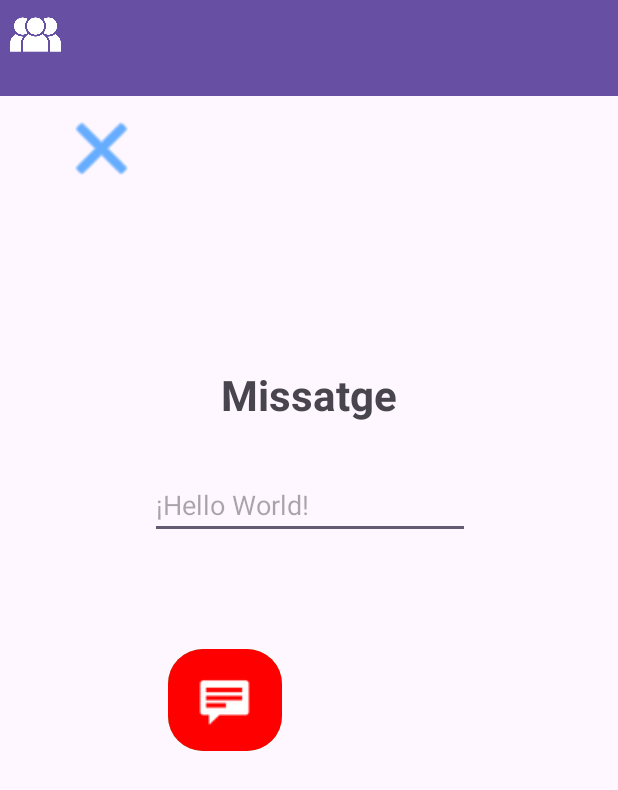
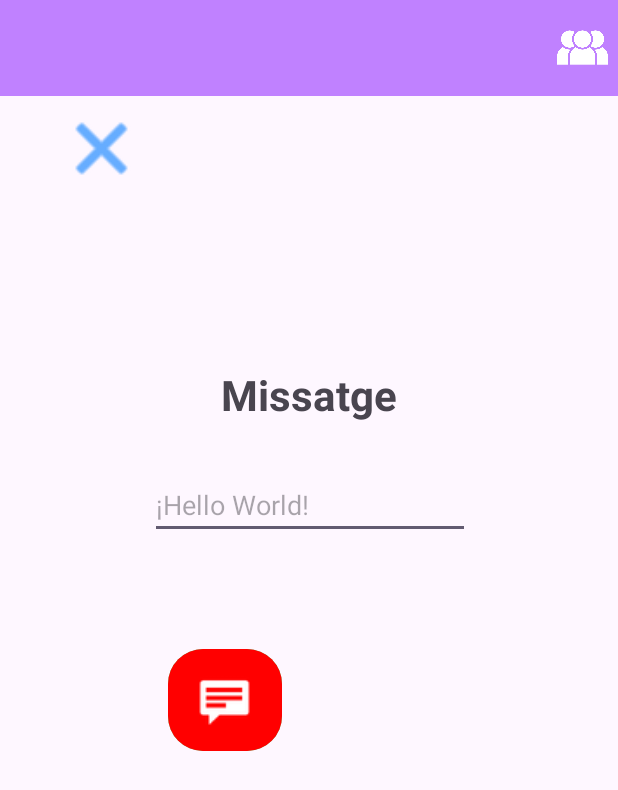
Before and after one commit to DBJPantayatorTeam/APP, an Android app: the MainActivity screen opened directly, with no data from a screen before it, on a phone screen of 412 x 824 dp. Shown: the top 790 px of the screen. Run offline under Robolectric (Android 15) with nearby library versions, the phone set to English and light mode, and no system bars.

Commit message:
Mobile App finished

```diff
--- a/app/src/main/res/layout/activity_login.xml
+++ b/app/src/main/res/layout/activity_login.xml
@@ -24,7 +24,7 @@
         android:layout_height="63dp"
         android:layout_marginTop="36dp"
         android:backgroundTint="#007BFF"
-        android:text="CONNECTAR"
+        android:text="CONECTAR"
         android:textSize="20sp"
         android:textStyle="bold"
         app:layout_constraintEnd_toEndOf="parent"
@@ -88,7 +88,7 @@
         android:layout_height="63dp"
         android:layout_marginTop="36dp"
         android:backgroundTint="#007BFF"
-        android:text="CONNECTAR"
+        android:text="CONECTAR"
         android:textSize="20sp"
         android:textStyle="bold"
         android:visibility="invisible"
--- a/app/src/main/res/layout/activity_main.xml
+++ b/app/src/main/res/layout/activity_main.xml
@@ -6,13 +6,36 @@
     android:layout_height="match_parent"
     tools:context=".MainActivity">
 
-    <com.google.android.material.appbar.MaterialToolbar
+    <androidx.appcompat.widget.Toolbar
         android:id="@+id/toolbar"
         android:layout_width="match_parent"
-        android:layout_height="wrap_content"
-        android:background="?attr/colorPrimary"
-        android:minHeight="?attr/actionBarSize"
-        android:theme="?attr/actionBarTheme" />
+        android:layout_height="?actionBarSize"
+        android:background="#C081FF"
+        android:titleTextColor="#FFFFFF"
+        app:layout_constraintEnd_toEndOf="parent"
+        app:layout_constraintStart_toStartOf="parent"
+        app:layout_constraintTop_toTopOf="parent">
+
+        <LinearLayout
+            android:layout_width="match_parent"
+            android:layout_height="wrap_content"
+            android:gravity="right">
+
+            <Button
+                android:id="@+id/peopleButton"
+                android:layout_width="47dp"
+                android:layout_height="46dp"
+                android:backgroundTint="#00BD6464"
+                android:paddingLeft="6dp"
+                android:paddingTop="0dp"
+                android:paddingRight="0dp"
+                android:paddingBottom="0dp"
+                app:icon="@drawable/comunity"
+                app:iconSize="35dp"
+                tools:layout_editor_absoluteX="64dp"
+                tools:layout_editor_absoluteY="140dp" />
+        </LinearLayout>
+    </androidx.appcompat.widget.Toolbar>
 
     <TextView
         android:id="@+id/usuariLogintextView"
@@ -119,18 +142,7 @@
         app:layout_constraintTop_toTopOf="parent"
         tools:visibility="visible" />
 
-    <Button
-        android:id="@+id/peopleButton"
-        android:layout_width="47dp"
-        android:layout_height="46dp"
-        android:backgroundTint="#00BD6464"
-        android:paddingLeft="6dp"
-        android:paddingTop="0dp"
-        android:paddingRight="0dp"
-        android:paddingBottom="0dp"
-        app:icon="@drawable/comunity"
-        app:iconSize="35dp"
-        tools:layout_editor_absoluteY="10dp" />
+
 
 
 </androidx.constraintlayout.widget.ConstraintLayout>
```
Also changed, not shown: app/src/main/java/com/example/pantayator/MainActivity.java (+57 -7 lines).
